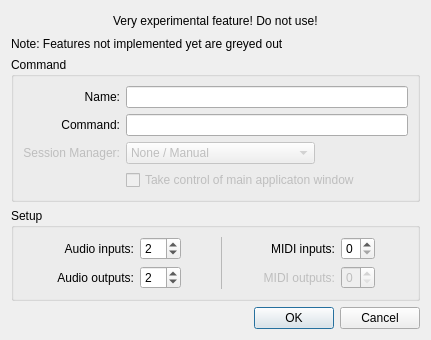
This is resources/ui/carla_add_jack.ui in falkTX/Carla as Qt 5 draws it before an edit. The edited form follows.
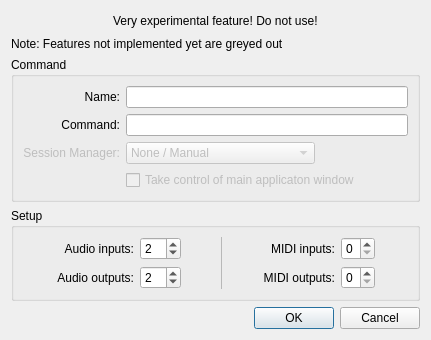
This is the edited form. Icons and pictures are not drawn.

Patch:
```diff
--- a/resources/ui/carla_add_jack.ui
+++ b/resources/ui/carla_add_jack.ui
@@ -351,9 +351,6 @@
       </item>
       <item row="1" column="6">
        <widget class="QLabel" name="label_8">
-        <property name="enabled">
-         <bool>false</bool>
-        </property>
         <property name="text">
          <string>MIDI outputs:</string>
         </property>
@@ -364,9 +361,6 @@
       </item>
       <item row="1" column="7">
        <widget class="QSpinBox" name="sb_midi_outs">
-        <property name="enabled">
-         <bool>false</bool>
-        </property>
         <property name="maximum">
          <number>1</number>
         </property>
```
